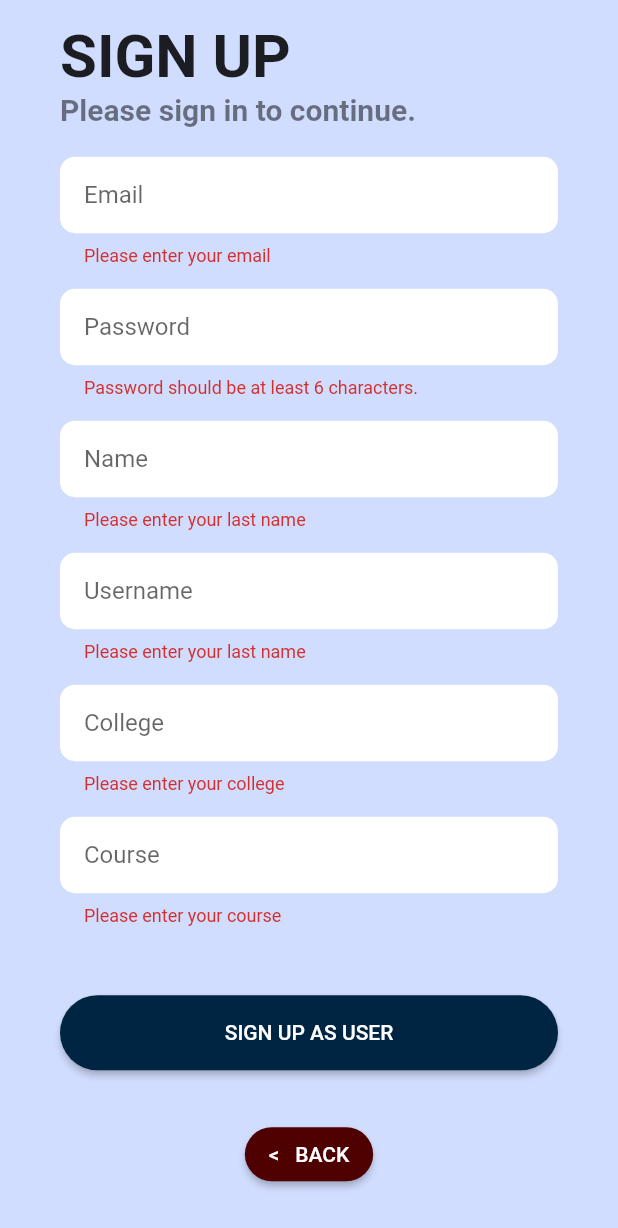
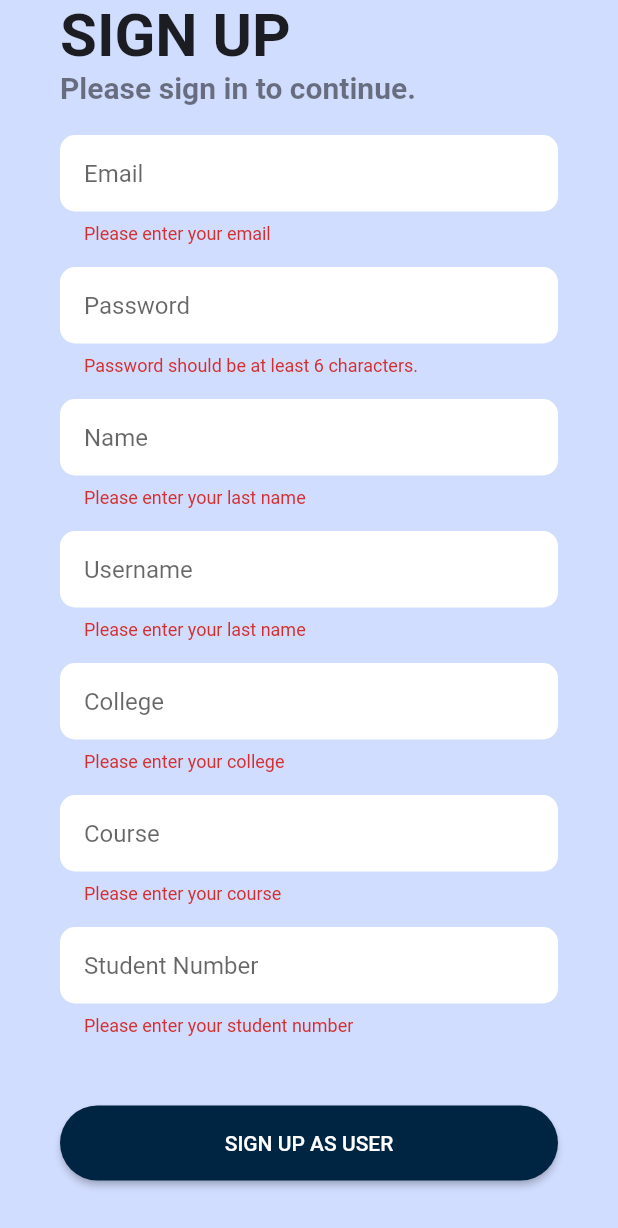
Before and after one commit to CMSC-23-2nd-Sem-2022-2023/project-lisboa_sagun_viray, a Flutter app: the UserSignupPage screen opened by its route, after a tap on "SIGN UP AS USER", on a phone screen of 412 x 824 dp. Shown: the top 1228 px of the screen. Run offline on Flutter 3.47's test engine with Material 2 defaults, Android fonts, the phone set to English and light mode, and no system bars; our stand-ins replace cloud_firestore, firebase_auth, firebase_core, qr_flutter; missing offline and left inert: qr_code_scanner; accounts and stored records are empty; network calls fail.

Commit message:
Implemented usertype and a singular user model

```diff
--- a/cmsc23_project/lib/screens/signup/user_signup.dart
+++ b/cmsc23_project/lib/screens/signup/user_signup.dart
@@ -298,23 +298,6 @@ class _UserSignupPageState extends State<UserSignupPage> {
         fillColor: Colors.white,
       ),
       validator: (value) {
-        // FirebaseAuth _firebaseAuth = FirebaseAuth.instance;
-
-        // Future<bool> isEmailAlreadyInUse(String email) async {
-        //   try {
-        //     final result =
-        //         await _firebaseAuth.fetchSignInMethodsForEmail(email);
-        //     return result.isNotEmpty;
-        //   } catch (e) {
-        //     // Handle any errors that occur during the process
-        //     print('Error checking email usage: $e');
-        //     return false;
-        //   }
-        // }
-
-        // bool emailExists =
-        //           await isEmailAlreadyInUse(emailController.text);
-
         if (value == null || value.isEmpty) {
           return 'Please enter your email';
         } else if (!(RegExp(
@@ -381,11 +364,15 @@ class _UserSignupPageState extends State<UserSignupPage> {
               } else {
                 if (_formKey.currentState!.validate()) {
                   _formKey.currentState?.save();
+                  //make a userrecord model that will be of type student and pass it to signup
                   UserRecord user = UserRecord(
                     id: '',
                     name: nameController.text,
                     username: usernameController.text,
                     email: emailController.text,
+                    course: courseController.text,
+                    college: collegeController.text,
+                    studno: studnoController.text,
                     entries: [],
                     userType: 'student',
                     isUnderMonitoring: false,
@@ -393,6 +380,9 @@ class _UserSignupPageState extends State<UserSignupPage> {
                   );
                   await context.read<AuthProvider>().signUp(
                       emailController.text, passwordController.text, user);
+                  if (context.mounted) {
+                    Navigator.pop(context);
+                  }
                 }
               }
             },
@@ -468,6 +458,10 @@ class _UserSignupPageState extends State<UserSignupPage> {
                       height: 15,
                     ),
                     course,
+                    SizedBox(
+                      height: 15,
+                    ),
+                    studno,
                     SizedBox(
                       height: 15,
                     ),
```
Also changed, not shown: cmsc23_project/lib/api/firebase_auth_api.dart (+11 -2 lines), cmsc23_project/lib/screens/signup/admin_signup.dart (+7 -16 lines), cmsc23_project/lib/screens/signup/monitor_signup.dart (+18 -23 lines).
